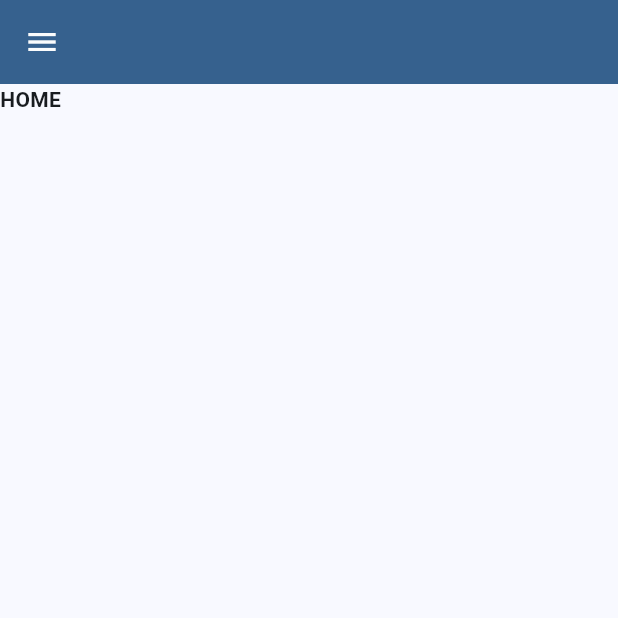
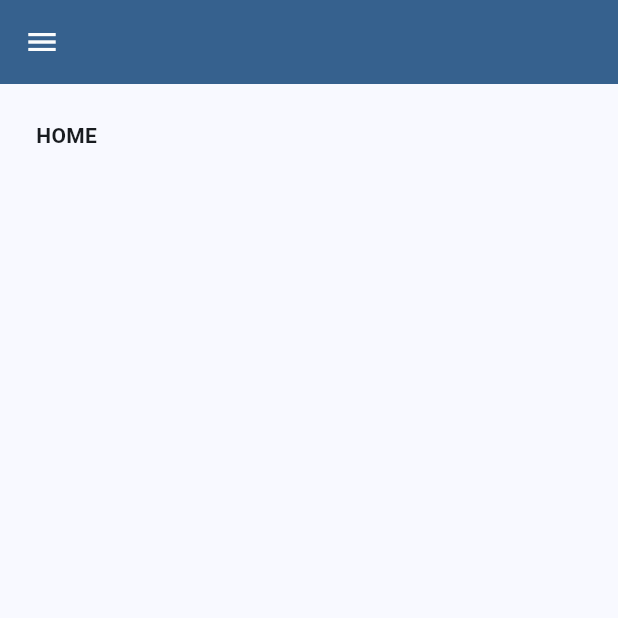
Before and after one commit to bernardo-amaral/flutter-budget-planner, a Flutter app: the HomePage screen opened directly, on a phone screen of 412 x 824 dp, the top half of it. Run offline on Flutter 3.47's test engine with Material 3 defaults, Android fonts, the phone set to English and light mode, and no system bars.

Commit message:
Refactor HomePage layout to wrap title in a Container for improved styling

```diff
--- a/lib/home.dart
+++ b/lib/home.dart
@@ -45,10 +45,13 @@ class _HomePageState extends State<HomePage> {
       appBar: MainAppBar(),
       drawer: const DrawerMenu(),
       body: Column(children: [
-        Text(
-          "HOME",
-          style: TextStyle(
-            fontWeight: FontWeight.bold,
+        Container(
+          margin: const EdgeInsets.all(24),
+          child: const Text(
+            "HOME",
+            style: TextStyle(
+              fontWeight: FontWeight.bold,
+            ),
           ),
         ),
         //SizedBox(
```
